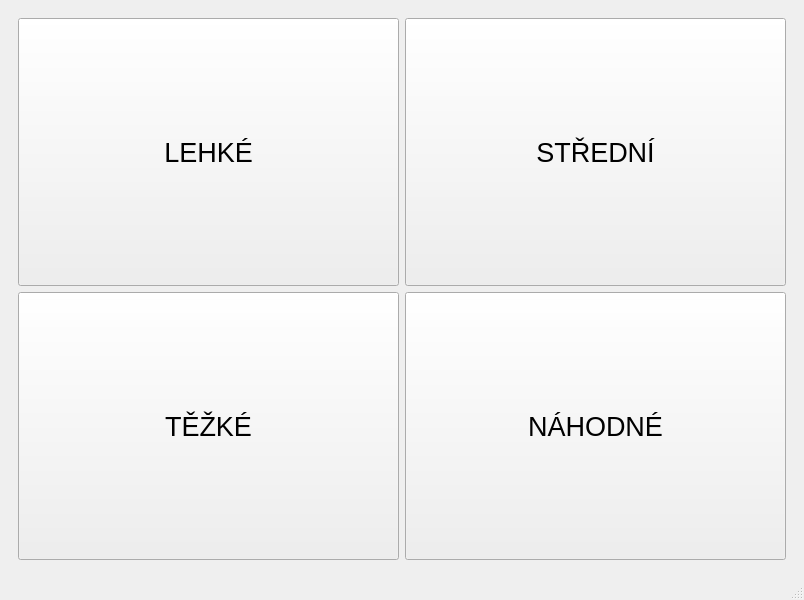
First picture: the form in zarovka.ui, repository HRALYB-PYGAME/IFJ, before the edit.
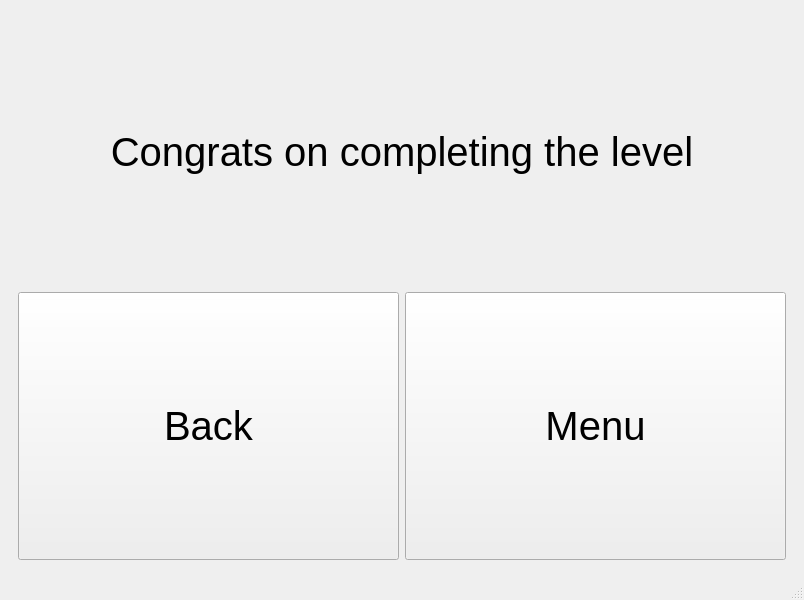
Second picture: the form after the edit. The open tabs and pages were chosen to show the change.

Diff of the .ui file:
```diff
--- a/zarovka.ui
+++ b/zarovka.ui
@@ -158,6 +158,71 @@
         </item>
        </layout>
       </widget>
+      <widget class="QWidget" name="P00Win">
+       <layout class="QVBoxLayout" name="verticalLayout_2">
+        <item>
+         <widget class="QLabel" name="label">
+          <property name="sizePolicy">
+           <sizepolicy hsizetype="Expanding" vsizetype="Expanding">
+            <horstretch>0</horstretch>
+            <verstretch>0</verstretch>
+           </sizepolicy>
+          </property>
+          <property name="font">
+           <font>
+            <pointsize>30</pointsize>
+           </font>
+          </property>
+          <property name="text">
+           <string>Congrats on completing the level</string>
+          </property>
+          <property name="alignment">
+           <set>Qt::AlignmentFlag::AlignCenter</set>
+          </property>
+         </widget>
+        </item>
+        <item>
+         <layout class="QHBoxLayout" name="horizontalLayout">
+          <item>
+           <widget class="QPushButton" name="pushButton_2">
+            <property name="sizePolicy">
+             <sizepolicy hsizetype="Minimum" vsizetype="Expanding">
+              <horstretch>0</horstretch>
+              <verstretch>0</verstretch>
+             </sizepolicy>
+            </property>
+            <property name="font">
+             <font>
+              <pointsize>30</pointsize>
+             </font>
+            </property>
+            <property name="text">
+             <string>Back</string>
+            </property>
+           </widget>
+          </item>
+          <item>
+           <widget class="QPushButton" name="pushButton">
+            <property name="sizePolicy">
+             <sizepolicy hsizetype="Minimum" vsizetype="Expanding">
+              <horstretch>0</horstretch>
+              <verstretch>0</verstretch>
+             </sizepolicy>
+            </property>
+            <property name="font">
+             <font>
+              <pointsize>30</pointsize>
+             </font>
+            </property>
+            <property name="text">
+             <string>Menu</string>
+            </property>
+           </widget>
+          </item>
+         </layout>
+        </item>
+       </layout>
+      </widget>
       <widget class="QWidget" name="P00MainMenu">
        <widget class="QPushButton" name="settingsButton">
         <property name="geometry">
```
